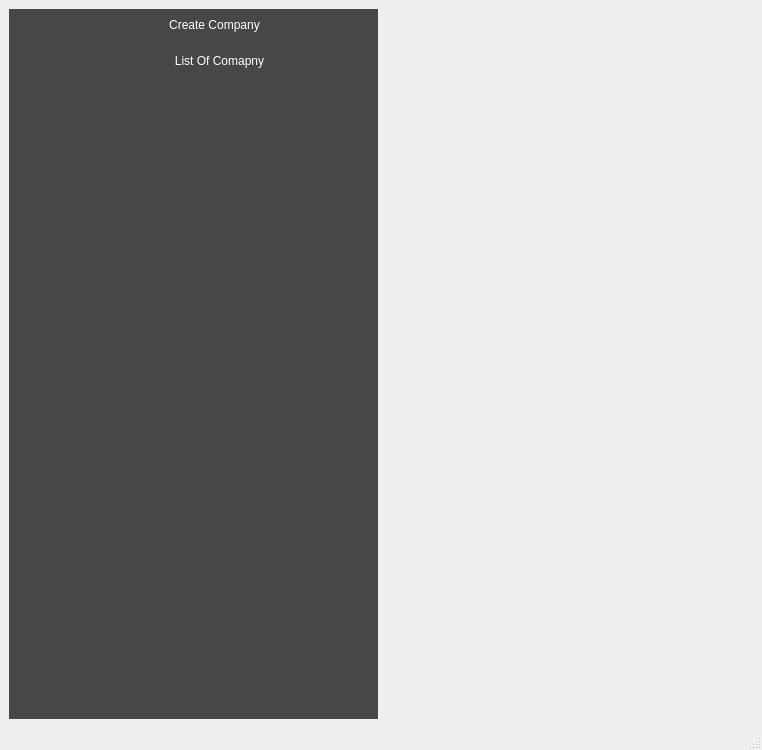
Qt form Resources/Ui/HomeWindow.ui (Darshitjivani/MBAS) before a commit.
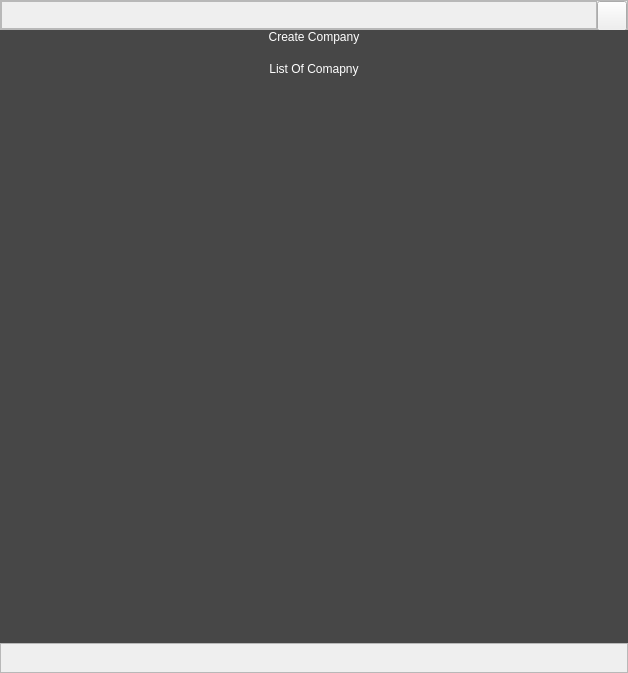
The same form after that commit. Icons and pictures are not drawn.

```diff
--- a/Resources/Ui/HomeWindow.ui
+++ b/Resources/Ui/HomeWindow.ui
@@ -6,8 +6,8 @@
    <rect>
     <x>0</x>
     <y>0</y>
-    <width>762</width>
-    <height>750</height>
+    <width>628</width>
+    <height>673</height>
    </rect>
   </property>
   <property name="windowTitle">
@@ -18,85 +18,256 @@
 font: 75 16pt &quot;MS Shell Dlg 2&quot;;</string>
   </property>
   <widget class="QWidget" name="centralwidget">
-   <layout class="QGridLayout" name="gridLayout">
+   <layout class="QGridLayout" name="gridLayout_2">
+    <property name="leftMargin">
+     <number>0</number>
+    </property>
+    <property name="topMargin">
+     <number>0</number>
+    </property>
+    <property name="rightMargin">
+     <number>0</number>
+    </property>
+    <property name="bottomMargin">
+     <number>0</number>
+    </property>
+    <property name="spacing">
+     <number>0</number>
+    </property>
     <item row="0" column="0">
-     <widget class="QWidget" name="left_sider" native="true">
-      <property name="styleSheet">
-       <string notr="true">background-color: rgb(71, 71, 71);
+     <widget class="QFrame" name="frame">
+      <property name="maximumSize">
+       <size>
+        <width>16777215</width>
+        <height>30</height>
+       </size>
+      </property>
+      <property name="frameShape">
+       <enum>QFrame::StyledPanel</enum>
+      </property>
+      <property name="frameShadow">
+       <enum>QFrame::Raised</enum>
+      </property>
+      <layout class="QGridLayout" name="gridLayout">
+       <property name="leftMargin">
+        <number>0</number>
+       </property>
+       <property name="topMargin">
+        <number>0</number>
+       </property>
+       <property name="rightMargin">
+        <number>0</number>
+       </property>
+       <property name="bottomMargin">
+        <number>0</number>
+       </property>
+       <property name="spacing">
+        <number>0</number>
+       </property>
+       <item row="0" column="0">
+        <widget class="QFrame" name="frame_3">
+         <property name="maximumSize">
+          <size>
+           <width>16777215</width>
+           <height>30</height>
+          </size>
+         </property>
+         <property name="frameShape">
+          <enum>QFrame::StyledPanel</enum>
+         </property>
+         <property name="frameShadow">
+          <enum>QFrame::Raised</enum>
+         </property>
+        </widget>
+       </item>
+       <item row="0" column="1">
+        <widget class="QPushButton" name="pushButton">
+         <property name="minimumSize">
+          <size>
+           <width>30</width>
+           <height>30</height>
+          </size>
+         </property>
+         <property name="maximumSize">
+          <size>
+           <width>30</width>
+           <height>30</height>
+          </size>
+         </property>
+         <property name="text">
+          <string/>
+         </property>
+         <property name="icon">
+          <iconset resource="../icons/icons.qrc">
+           <normaloff>:/newPrefix/icons/x.svg</normaloff>:/newPrefix/icons/x.svg</iconset>
+         </property>
+         <property name="iconSize">
+          <size>
+           <width>20</width>
+           <height>20</height>
+          </size>
+         </property>
+        </widget>
+       </item>
+      </layout>
+     </widget>
+    </item>
+    <item row="1" column="0">
+     <widget class="QWidget" name="widget" native="true">
+      <layout class="QGridLayout" name="gridLayout_4">
+       <property name="leftMargin">
+        <number>0</number>
+       </property>
+       <property name="topMargin">
+        <number>0</number>
+       </property>
+       <property name="rightMargin">
+        <number>0</number>
+       </property>
+       <property name="bottomMargin">
+        <number>0</number>
+       </property>
+       <property name="spacing">
+        <number>0</number>
+       </property>
+       <item row="0" column="0">
+        <widget class="QWidget" name="left_sider" native="true">
+         <property name="styleSheet">
+          <string notr="true">background-color: rgb(71, 71, 71);
 border:none;
 
 </string>
-      </property>
-      <widget class="QPushButton" name="pbCreateCompany">
-       <property name="geometry">
-        <rect>
-         <x>0</x>
-         <y>0</y>
-         <width>411</width>
-         <height>31</height>
-        </rect>
-       </property>
-       <property name="styleSheet">
-        <string notr="true">font: 75 12pt &quot;MS Shell Dlg 2&quot;;
+         </property>
+         <layout class="QGridLayout" name="gridLayout_3">
+          <property name="leftMargin">
+           <number>0</number>
+          </property>
+          <property name="topMargin">
+           <number>0</number>
+          </property>
+          <property name="rightMargin">
+           <number>0</number>
+          </property>
+          <property name="bottomMargin">
+           <number>0</number>
+          </property>
+          <property name="horizontalSpacing">
+           <number>0</number>
+          </property>
+          <property name="verticalSpacing">
+           <number>10</number>
+          </property>
+          <item row="0" column="1">
+           <widget class="QPushButton" name="pbCreateCompany">
+            <property name="sizePolicy">
+             <sizepolicy hsizetype="Fixed" vsizetype="Fixed">
+              <horstretch>0</horstretch>
+              <verstretch>0</verstretch>
+             </sizepolicy>
+            </property>
+            <property name="minimumSize">
+             <size>
+              <width>200</width>
+              <height>0</height>
+             </size>
+            </property>
+            <property name="maximumSize">
+             <size>
+              <width>200</width>
+              <height>16777215</height>
+             </size>
+            </property>
+            <property name="styleSheet">
+             <string notr="true">
+font: 16pt &quot;Sitka Text&quot;;
 color: rgb(255, 255, 255);</string>
-       </property>
-       <property name="text">
-        <string>Create Company</string>
-       </property>
-      </widget>
-      <widget class="QPushButton" name="pbListOfCompany">
-       <property name="geometry">
-        <rect>
-         <x>10</x>
-         <y>40</y>
-         <width>401</width>
-         <height>23</height>
-        </rect>
-       </property>
-       <property name="styleSheet">
-        <string notr="true">font: 75 12pt &quot;MS Shell Dlg 2&quot;;
+            </property>
+            <property name="text">
+             <string>Create Company</string>
+            </property>
+           </widget>
+          </item>
+          <item row="0" column="2" rowspan="2">
+           <widget class="Line" name="line_2">
+            <property name="styleSheet">
+             <string notr="true">background-color:transparent</string>
+            </property>
+            <property name="orientation">
+             <enum>Qt::Horizontal</enum>
+            </property>
+           </widget>
+          </item>
+          <item row="1" column="1" rowspan="2">
+           <widget class="QPushButton" name="pbListOfCompany">
+            <property name="minimumSize">
+             <size>
+              <width>200</width>
+              <height>30</height>
+             </size>
+            </property>
+            <property name="maximumSize">
+             <size>
+              <width>200</width>
+              <height>30</height>
+             </size>
+            </property>
+            <property name="styleSheet">
+             <string notr="true">font: 16pt &quot;Sitka Text&quot;;
 color: rgb(255, 255, 255);</string>
-       </property>
-       <property name="text">
-        <string>List Of Comapny</string>
-       </property>
-      </widget>
-      <widget class="QListWidget" name="listWidget">
-       <property name="geometry">
-        <rect>
-         <x>10</x>
-         <y>80</y>
-         <width>331</width>
-         <height>581</height>
-        </rect>
-       </property>
-       <property name="styleSheet">
-        <string notr="true">font: 75 12pt &quot;MS Shell Dlg 2&quot;;
+            </property>
+            <property name="text">
+             <string>List Of Comapny</string>
+            </property>
+           </widget>
+          </item>
+          <item row="2" column="0">
+           <widget class="Line" name="line">
+            <property name="styleSheet">
+             <string notr="true">background-color:transparent</string>
+            </property>
+            <property name="orientation">
+             <enum>Qt::Horizontal</enum>
+            </property>
+           </widget>
+          </item>
+          <item row="3" column="0" colspan="3">
+           <widget class="QListWidget" name="listWidget">
+            <property name="styleSheet">
+             <string notr="true">font: 16pt &quot;Sitka Text&quot;;
 color: rgb(255, 255, 255);</string>
-       </property>
-      </widget>
+            </property>
+           </widget>
+          </item>
+         </layout>
+        </widget>
+       </item>
+      </layout>
      </widget>
     </item>
-    <item row="0" column="1">
-     <widget class="QWidget" name="widget_2" native="true">
-      <property name="styleSheet">
-       <string notr="true">border:none;</string>
+    <item row="2" column="0">
+     <widget class="QFrame" name="frame_2">
+      <property name="minimumSize">
+       <size>
+        <width>0</width>
+        <height>30</height>
+       </size>
+      </property>
+      <property name="maximumSize">
+       <size>
+        <width>16777215</width>
+        <height>30</height>
+       </size>
+      </property>
+      <property name="frameShape">
+       <enum>QFrame::StyledPanel</enum>
+      </property>
+      <property name="frameShadow">
+       <enum>QFrame::Raised</enum>
       </property>
      </widget>
     </item>
    </layout>
   </widget>
-  <widget class="QMenuBar" name="menubar">
-   <property name="geometry">
-    <rect>
-     <x>0</x>
-     <y>0</y>
-     <width>762</width>
-     <height>31</height>
-    </rect>
-   </property>
-  </widget>
-  <widget class="QStatusBar" name="statusbar"/>
  </widget>
  <resources/>
  <connections/>
```
Left out of the diff: 4 changed lines with no effect on the pictures.
